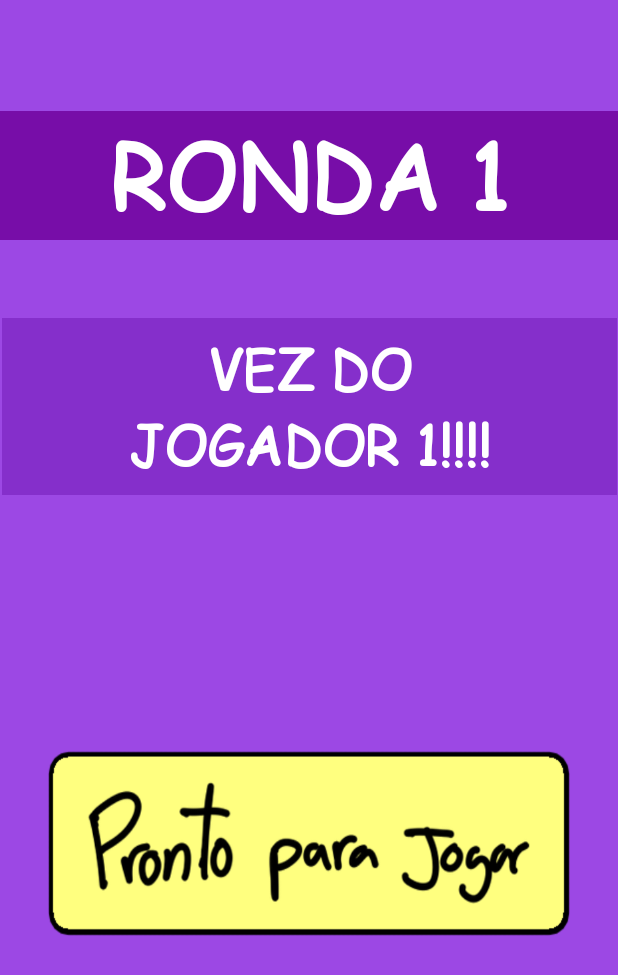
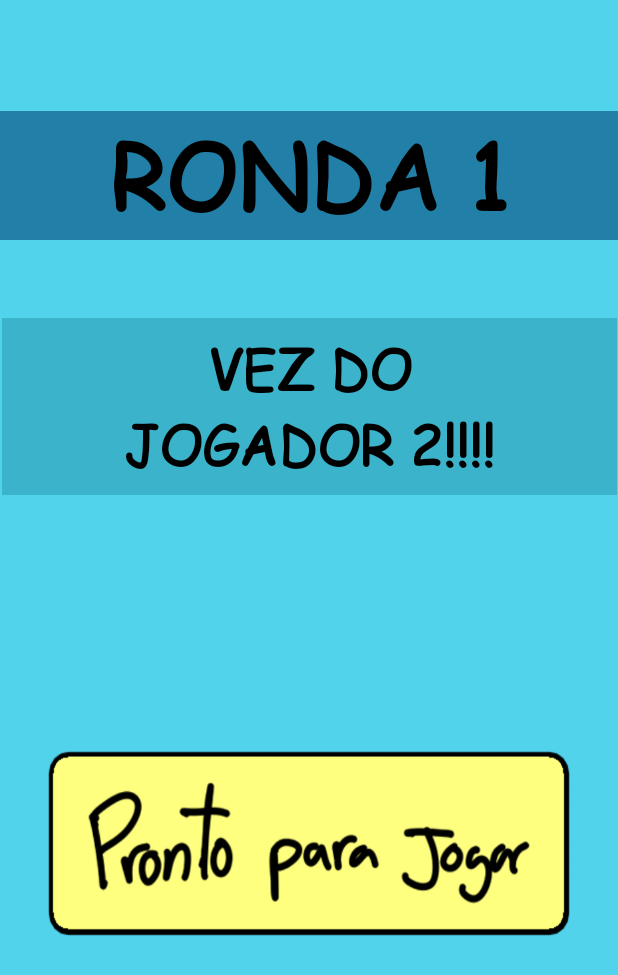
Before and after one commit to Drca1997/CM, an Android app: the fragment GameBoardFragment placed in its activity, after a tap on an icon or button, on a phone screen of 412 x 824 dp. Shown: the top 975 px of the screen. Run offline under Robolectric (Android 15) with nearby library versions, the phone set to English and light mode, and no system bars; 1 statement that could not run was skipped; 1 other tap on this screen came first.

Commit message:
all around swag

```diff
--- a/GuerraDasEstrelas/app/src/main/java/com/example/guerradasestrelas/Jogo.java
+++ b/GuerraDasEstrelas/app/src/main/java/com/example/guerradasestrelas/Jogo.java
@@ -181,6 +181,8 @@ public class Jogo {
                 System.out.println("Jogador 1 venceu a ronda. Começando proxima ronda...");
                 setTurno(0);
                 cleanup();
+                Utils.updatePoderLabel(jogadores[0]);
+                Utils.updatePoderLabel(jogadores[1]);
             }
         }
         else if (jogadores[0].getPoder()[2] < jogadores[1].getPoder()[2]){
@@ -194,6 +196,8 @@ public class Jogo {
                 System.out.println("Jogador 2 venceu a ronda. Começando proxima ronda...");
                 setTurno(1);
                 cleanup();
+                Utils.updatePoderLabel(jogadores[0]);
+                Utils.updatePoderLabel(jogadores[1]);
             }
         }
         jogadores[turno].MostraMao(handSlots); //para atualizar com novas cartas que vieram para a mão
--- a/GuerraDasEstrelas/app/src/main/java/com/example/guerradasestrelas/ui/gameboard/GameBoardFragment.java
+++ b/GuerraDasEstrelas/app/src/main/java/com/example/guerradasestrelas/ui/gameboard/GameBoardFragment.java
@@ -118,7 +118,7 @@ public class GameBoardFragment extends Fragment {
             for (final CardSlot slot : playerhandDisplayed) {
                 set_button(jogo,slot,true);
             }
-            playerTransition();
+            playerTransition(jogo);
 
             Button button = view.findViewById(R.id.skip_butt);
             button.setOnClickListener(new View.OnClickListener() {
@@ -129,7 +129,7 @@ public class GameBoardFragment extends Fragment {
                     if(jogo.getWinner() != ""){
                         mListener.onGameWonInteraction(jogo.getWinner());
                     }
-                    playerTransition();
+                    playerTransition(jogo);
                 }
             });
         }else{
@@ -417,7 +417,7 @@ public class GameBoardFragment extends Fragment {
         currentAnimator = set;
     }
 
-    private void playerTransition(){
+    private void playerTransition(final Jogo jogo){
         // Detetar aqui se houve ou nao mudança de mao. Se sim, mostrar ecra de transiçao.
         String jog_at = ((TextView) view.findViewById(R.id.mao_jog_text)).getText().toString();
         //System.out.println(jog_at);
@@ -426,6 +426,8 @@ public class GameBoardFragment extends Fragment {
             // fazer ecra aparecer
             final ConstraintLayout next_round = (ConstraintLayout) view.findViewById(R.id.obscure_hand_layout);
             Button ready = (Button) view.findViewById(R.id.ready_butt);
+            TextView nome = (TextView) view.findViewById(R.id.player_num_text);
+            TextView ronda = (TextView) view.findViewById(R.id.round_text);
             next_round.setVisibility(View.VISIBLE);
             next_round.bringToFront();
             ready.setOnClickListener(new View.OnClickListener() {
@@ -434,6 +436,22 @@ public class GameBoardFragment extends Fragment {
                     next_round.setVisibility(View.INVISIBLE);
                 }
             });
+            int jogador_atual_id=jogo.getJogadorAtual().getId();
+            nome.setText("VEZ DO\nJOGADOR " + jogador_atual_id + "!!!!");
+            if(jogador_atual_id==1){
+                next_round.setBackgroundColor(getResources().getColor(R.color.player1sorteio1));
+                nome.setBackgroundColor(getResources().getColor(R.color.player1sorteio2));
+                nome.setTextColor(getResources().getColor(R.color.white));
+                ronda.setBackgroundColor(getResources().getColor(R.color.player1sorteio3));
+                ronda.setTextColor(getResources().getColor(R.color.white));
+            }
+            else{
+                next_round.setBackgroundColor(getResources().getColor(R.color.player2sorteio1));
+                nome.setBackgroundColor(getResources().getColor(R.color.player2sorteio2));
+                nome.setTextColor(getResources().getColor(R.color.black));
+                ronda.setBackgroundColor(getResources().getColor(R.color.player2sorteio3));
+                ronda.setTextColor(getResources().getColor(R.color.black));
+            }
 
             // atualizar jogador
             old_hand = jog_at;
--- a/GuerraDasEstrelas/app/src/main/java/com/example/guerradasestrelas/ui/gameboard/SorteioFragment.java
+++ b/GuerraDasEstrelas/app/src/main/java/com/example/guerradasestrelas/ui/gameboard/SorteioFragment.java
@@ -86,8 +86,23 @@ public class SorteioFragment extends Fragment {
     private void turnManager(){
         // tapar ecra e detetar clique
         final ConstraintLayout tapa = view.findViewById(R.id.tapa_escolha);
+        final TextView ronda = view.findViewById(R.id.round_text);
         final TextView turn_t = view.findViewById(R.id.player_num_text);
-        turn_t.setText("VEZ DO JOGADOR " + (turn%2 + 1) + "!!!!");
+        turn_t.setText("VEZ DO\nJOGADOR " + (turn%2 + 1) + "!!!!");
+        if(turn%2+1 == 1){
+            tapa.setBackgroundColor(getResources().getColor(R.color.player1sorteio1));
+            turn_t.setBackgroundColor(getResources().getColor(R.color.player1sorteio2));
+            turn_t.setTextColor(getResources().getColor(R.color.white));
+            ronda.setBackgroundColor(getResources().getColor(R.color.player1sorteio3));
+            ronda.setTextColor(getResources().getColor(R.color.white));
+        }
+        else{
+            tapa.setBackgroundColor(getResources().getColor(R.color.player2sorteio1));
+            turn_t.setBackgroundColor(getResources().getColor(R.color.player2sorteio2));
+            turn_t.setTextColor(getResources().getColor(R.color.black));
+            ronda.setBackgroundColor(getResources().getColor(R.color.player2sorteio3));
+            ronda.setTextColor(getResources().getColor(R.color.black));
+        }
         tapa.setVisibility(View.VISIBLE);
         tapa.bringToFront();
 
@@ -111,7 +126,17 @@ public class SorteioFragment extends Fragment {
 
                 // preparar info de jogador
                 TextView turn_player = view.findViewById(R.id.player_turn_text);
-                turn_player.setText("Vez do jogador " + (turn%2 + 1) + ".");
+                turn_player.setText("Vez do jogador " + (turn%2 + 1));
+
+
+                if(turn%2+1 == 1){
+                    turn_player.setBackgroundColor(getResources().getColor(R.color.player1));
+                    turn_player.setTextColor(getResources().getColor(R.color.white));
+                }
+                else{
+                    turn_player.setBackgroundColor(getResources().getColor(R.color.player2));
+                    turn_player.setTextColor(getResources().getColor(R.color.black));
+                }
 
                 updateImages(im_butt_1,allCartas[shakedInds[ind]].getId_max(),true);
                 updateImages(im_butt_2,allCartas[shakedInds[ind+1]].getId_max(),false);
--- a/GuerraDasEstrelas/app/src/main/res/layout/fragment_main_menu.xml
+++ b/GuerraDasEstrelas/app/src/main/res/layout/fragment_main_menu.xml
@@ -37,6 +37,7 @@
         android:id="@+id/imageView"
         android:layout_width="0dp"
         android:layout_height="250dp"
+        android:layout_marginTop="20dp"
         android:scaleType="fitXY"
         android:src="@drawable/logo"
         app:layout_constraintEnd_toEndOf="parent"
--- a/GuerraDasEstrelas/app/src/main/res/values/colors.xml
+++ b/GuerraDasEstrelas/app/src/main/res/values/colors.xml
@@ -15,4 +15,7 @@
     <color name="player2sorteio3">#2280a8</color>
     <color name="nomes_backgorund">#46b2c7</color>
     <color name="board_backgorund">#f5cc2a</color>
+    <color name="white">#FFFFFF</color>
+    <color name="black">#000000</color>
+
 </resources>
```
